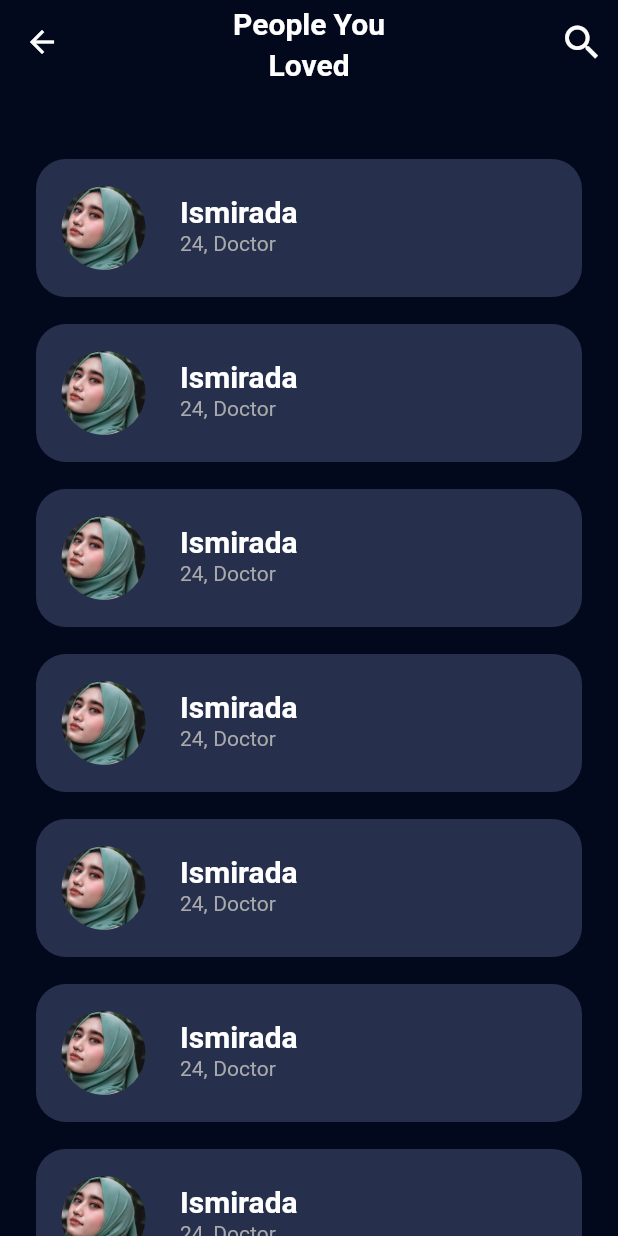
After one commit to muhammad-fachrizal/sarang_app, a Flutter app: the PeopleYouLovedScreen screen opened by its route, on a phone screen of 412 x 824 dp. The commit adds this screen. Run offline on Flutter 3.47's test engine with Material 2 defaults, Android fonts, the phone set to English and light mode, and no system bars; our stand-ins replace google_fonts.

Commit message:
Slicing People Loved You Screen

```diff
--- a/lib/src/app.dart
+++ b/lib/src/app.dart
@@ -3,6 +3,7 @@ import 'package:sarang_app/src/features/authentication/presentation/sign_up_age_
 import 'package:sarang_app/src/features/authentication/presentation/sign_up_screen.dart';
 import 'package:sarang_app/src/features/authentication/presentation/sign_up_upload_photo_screen.dart';
 import 'package:sarang_app/src/features/likes_you/presentation/explore_people_screen.dart';
+import 'package:sarang_app/src/features/likes_you/presentation/people_you_loved_screen.dart';
 import 'package:sarang_app/src/theme_manager/theme_data_manager.dart';
 
 class AppScreen extends StatelessWidget {
@@ -22,6 +23,8 @@ class AppScreen extends StatelessWidget {
         SignUpUploadPhotoScreen.routeName: (context) =>
             const SignUpUploadPhotoScreen(),
         ExplorePeopleScreen.routeName: (context) => const ExplorePeopleScreen(),
+        PeopleYouLovedScreen.routeName: (context) =>
+            const PeopleYouLovedScreen(),
       },
     );
   }
--- a/lib/src/common_widgets/explore_people_app_bar_widget.dart
+++ b/lib/src/common_widgets/explore_people_app_bar_widget.dart
@@ -1,5 +1,6 @@
 import 'package:flutter/material.dart';
 import 'package:sarang_app/src/common_widgets/logo_widget.dart';
+import 'package:sarang_app/src/features/likes_you/presentation/people_you_loved_screen.dart';
 import 'package:sarang_app/src/theme_manager/asset_image_icon_manager.dart';
 import 'package:sarang_app/src/theme_manager/values_manager.dart';
 
@@ -25,7 +26,14 @@ class ExplorePeopleAppBarWidget extends StatelessWidget {
           ),
         ),
         const LogoWidget(),
-        Container(
+        GestureDetector(
+          onTap: () {
+            Navigator.pushNamed(
+              context,
+              PeopleYouLovedScreen.routeName,
+            );
+          },
+          child: Container(
             width: AppSize.s24,
             height: AppSize.s24,
             decoration: const BoxDecoration(
@@ -36,6 +44,7 @@ class ExplorePeopleAppBarWidget extends StatelessWidget {
               ),
             ),
           ),
+        ),
       ],
     );
   }
--- /dev/null
+++ b/lib/src/common_widgets/people_you_loved_card_widget.dart
@@ -0,0 +1,55 @@
+import 'package:flutter/material.dart';
+import 'package:sarang_app/src/theme_manager/asset_image_icon_manager.dart';
+import 'package:sarang_app/src/theme_manager/color_manager.dart';
+import 'package:sarang_app/src/theme_manager/font_manager.dart';
+import 'package:sarang_app/src/theme_manager/style_manager.dart';
+import 'package:sarang_app/src/theme_manager/values_manager.dart';
+
+class PeopleYouLovedCardWidget extends StatelessWidget {
+  const PeopleYouLovedCardWidget({super.key});
+
+  @override
+  Widget build(BuildContext context) {
+    return Padding(
+      padding: const EdgeInsets.symmetric(horizontal: AppPadding.p24),
+      child: Container(
+        margin: const EdgeInsets.only(
+          bottom: AppMargin.m18,
+        ),
+        decoration: BoxDecoration(
+          color: ColorManager.secondary,
+          borderRadius: BorderRadius.circular(AppSize.s20),
+        ),
+        child: ListTile(
+          contentPadding: const EdgeInsets.all(
+            AppPadding.p10,
+          ),
+          leading: Container(
+            width: AppSize.s70,
+            height: AppSize.s70,
+            decoration: const BoxDecoration(
+              shape: BoxShape.circle,
+              image: DecorationImage(
+                fit: BoxFit.cover,
+                image: AssetImage(
+                  '${AssetImageIconManager.assetPath}/people_love3_image.png',
+                ),
+              ),
+            ),
+          ),
+          title: Text(
+            'Ismirada',
+            style: getWhiteTextStyle(
+              fontSize: FontSizeManager.f20,
+              fontWeight: FontWeightManager.semiBold,
+            ),
+          ),
+          subtitle: Text(
+            '24, Doctor',
+            style: getGrey60TextStyle(),
+          ),
+        ),
+      ),
+    );
+  }
+}
--- /dev/null
+++ b/lib/src/features/likes_you/presentation/people_you_loved_screen.dart
@@ -0,0 +1,51 @@
+import 'package:flutter/material.dart';
+import 'package:sarang_app/src/common_widgets/people_you_loved_card_widget.dart';
+import 'package:sarang_app/src/theme_manager/font_manager.dart';
+import 'package:sarang_app/src/theme_manager/style_manager.dart';
+import 'package:sarang_app/src/theme_manager/values_manager.dart';
+
+class PeopleYouLovedScreen extends StatelessWidget {
+  static const String routeName = '/people-you-loved';
+  const PeopleYouLovedScreen({super.key});
+
+  @override
+  Widget build(BuildContext context) {
+    return Scaffold(
+      appBar: AppBar(
+        centerTitle: true,
+        title: Text(
+          'People You\nLoved',
+          textAlign: TextAlign.center,
+          style: getWhiteTextStyle(
+            fontWeight: FontWeightManager.semiBold,
+            fontSize: FontSizeManager.f20,
+          ),
+        ),
+        actions: [
+          IconButton(
+            onPressed: () {},
+            icon: const Icon(
+              Icons.search,
+              size: AppSize.s30,
+            ),
+          ),
+        ],
+      ),
+      body: Column(
+        children: [
+          const SizedBox(
+            height: AppSize.s50,
+          ),
+          Expanded(
+            child: ListView.builder(
+              itemBuilder: (context, index) {
+                return const PeopleYouLovedCardWidget();
+              },
+              itemCount: 10,
+            ),
+          ),
+        ],
+      ),
+    );
+  }
+}
--- a/lib/src/theme_manager/style_manager.dart
+++ b/lib/src/theme_manager/style_manager.dart
@@ -64,3 +64,15 @@ TextStyle getBlackTextStyle({
     ColorManager.black,
   );
 }
+
+TextStyle getGrey60TextStyle({
+  double fontSize = FontSizeManager.f14,
+  FontWeight fontWeight = FontWeightManager.regular,
+}) {
+  return _getTextStyle(
+    fontSize,
+    FontFamilyConstant.fontFamily,
+    fontWeight,
+    ColorManager.grey60,
+  );
+}
--- a/lib/src/theme_manager/values_manager.dart
+++ b/lib/src/theme_manager/values_manager.dart
@@ -22,6 +22,7 @@ class AppPadding {
   static const double p4 = 4.0;
   static const double p6 = 6.0;
   static const double p8 = 8.0;
+  static const double p10 = 10.0;
   static const double p12 = 12.0;
   static const double p15 = 15.0;
   static const double p16 = 16.0;
```
Lines whose indentation alone changed are shown as unchanged.
